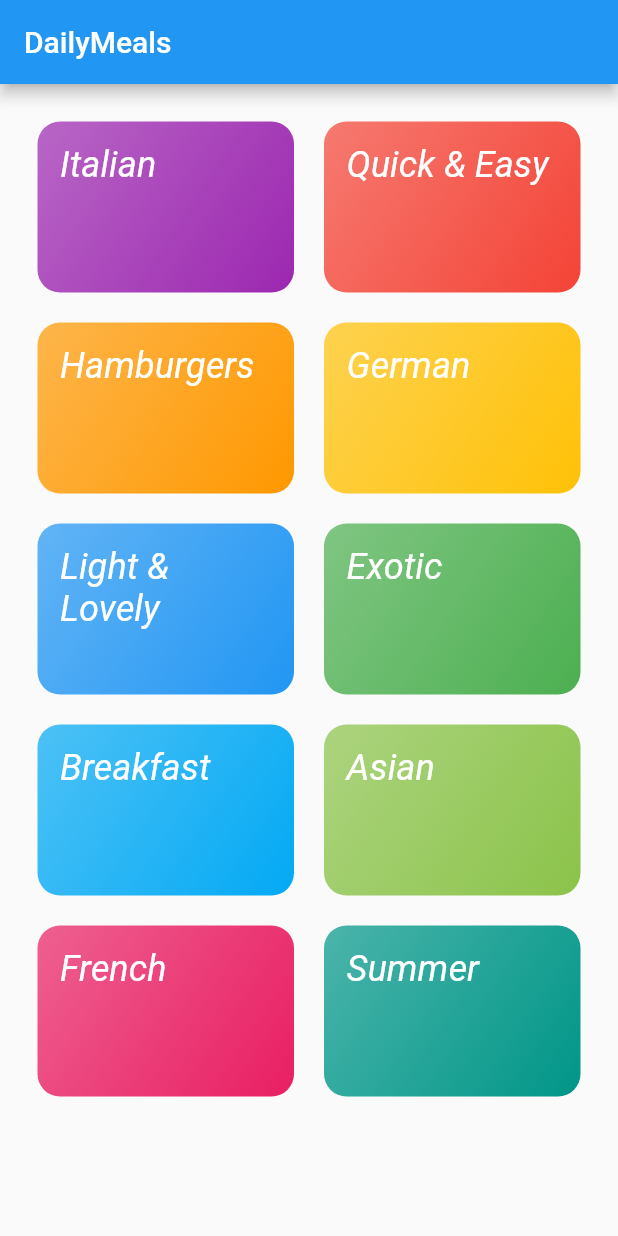
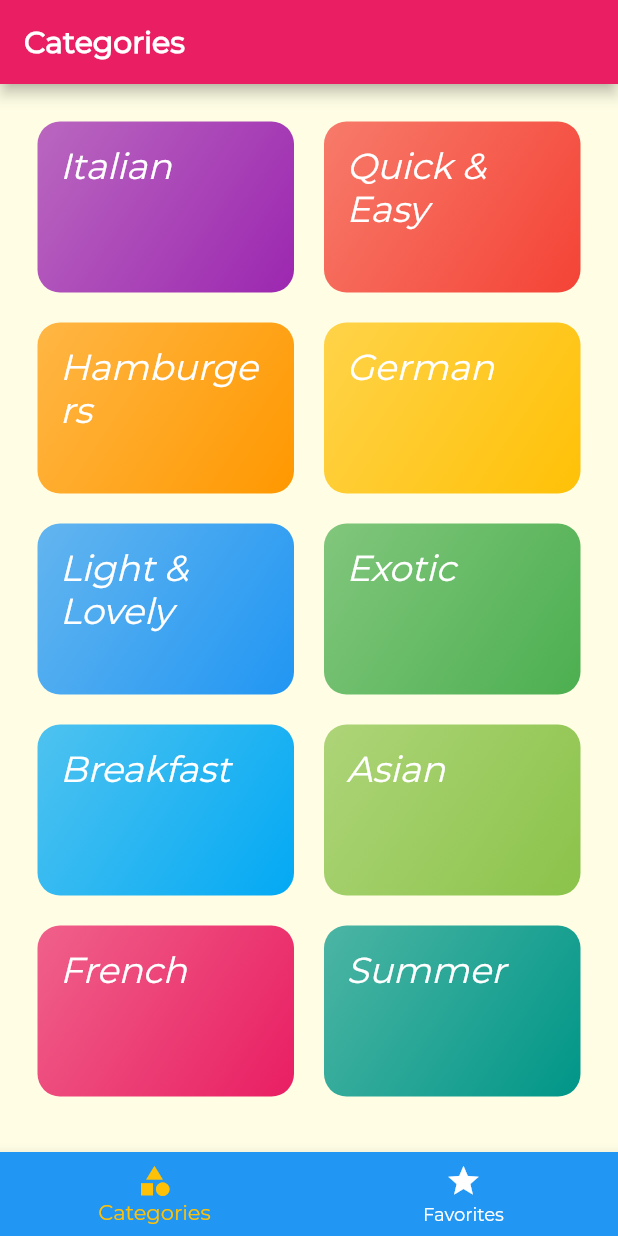
Before and after one commit to MayureshGavai/recipe_book_app, a Flutter app: the screen it shows after launch, on a phone screen of 412 x 824 dp. Run offline on Flutter 3.47's test engine with Material 2 defaults, Android fonts, the phone set to English and light mode, and no system bars.

```diff
--- a/lib/main.dart
+++ b/lib/main.dart
@@ -1,5 +1,6 @@
 import 'package:flutter/material.dart';
-import './screens/meal_detail.dart';
+import '../screens/meal_detail.dart';
+import '../screens/tabs_screen.dart';
 import './screens/category_meals.dart';
 import './screens/categories.dart';
 
@@ -15,13 +16,25 @@ class MyApp extends StatelessWidget {
     return MaterialApp(
       title: 'recipe_app',
       debugShowCheckedModeBanner: false,
-      theme: ThemeData(
-        primarySwatch: Colors.blue,
+      theme: ThemeData(canvasColor: Color.fromRGBO(255, 254, 229, 1),
+        fontFamily: 'Montserrat',
+        textTheme: ThemeData.light().textTheme.copyWith(
+            bodyLarge: TextStyle(
+              color: Color.fromRGBO(20, 51, 51, 1),
+            ),
+            bodyMedium: TextStyle(
+              color: Color.fromRGBO(20, 51, 51, 1),
+            ),
+            titleLarge: TextStyle(
+              fontSize: 20,
+              fontFamily: 'Montserrat',
+              fontWeight: FontWeight.bold,
+            )), colorScheme: ColorScheme.fromSwatch(primarySwatch: Colors.pink).copyWith(secondary: Colors.amber),
       ),
       // home: HomePage(),
       initialRoute: '/',
       routes: {
-        '/': (context) => HomePage(),
+        '/': (context) => TabsScreen(),
         CategoryMeal.routeName: (context) => CategoryMeal(),
         MealDetail.routeName : (context) => MealDetail(),
       },
--- /dev/null
+++ b/lib/screens/tabs_screen.dart
@@ -0,0 +1,111 @@
+// import 'package:flutter/material.dart';
+// import '../screens/favourites.dart';
+// import '../screens/categories.dart';
+
+// class TabsScreen extends StatefulWidget {
+//   @override
+//   _TabsScreenState createState() => _TabsScreenState();
+// }
+
+// class _TabsScreenState extends State<TabsScreen> {
+//   final List<Map<String, Object>> _pages = [
+//     {
+//       'page': CategoriesScreen(),
+//       'title': 'Categories',
+//     },
+//     {
+//       'page': FavouritesScreen(),
+//       'title': 'Your Favorite',
+//     },
+//   ];
+//   int _selectedPageIndex = 0;
+
+//   void _selectPage(int index) {
+//     setState(() {
+//       _selectedPageIndex = index;
+//     });
+//   }
+
+//   @override
+//   Widget build(BuildContext context) {
+//     return Scaffold(
+//       appBar: AppBar(
+//         title: Text(_pages[_selectedPageIndex]['title']),
+//       ),
+//       body: _pages[_selectedPageIndex]['page'],
+//           bottomNavigationBar: BottomNavigationBar(
+//             onTap: _selectPage,
+//             backgroundColor: Colors.pink,
+//             unselectedItemColor: Colors.white,
+//             selectedItemColor: Colors.amber,
+//             currentIndex: _selectedPageIndex,
+//             items: [
+//               BottomNavigationBarItem(
+//                   icon: Icon(Icons.category), label: 'Category'),
+//               BottomNavigationBarItem(
+//                   icon: Icon(Icons.star), label: 'Favourite'),
+//             ],
+//           ),
+//         );
+//   }
+// }
+
+import 'package:flutter/material.dart';
+
+import './favourites.dart';
+import './categories.dart';
+
+class TabsScreen extends StatefulWidget {
+  @override
+  _TabsScreenState createState() => _TabsScreenState();
+}
+
+class _TabsScreenState extends State<TabsScreen> {
+  final List<Map<String, dynamic>> _pages = [
+    {
+      'page': CategoriesScreen(),
+      'title': 'Categories',
+    },
+    {
+      'page': FavouritesScreen(),
+      'title': 'Your Favorite',
+    },
+  ];
+  int _selectedPageIndex = 0;
+
+  void _selectPage(int index) {
+    setState(() {
+      _selectedPageIndex = index;
+    });
+  }
+
+  @override
+  Widget build(BuildContext context) {
+    return Scaffold(
+      appBar: AppBar(
+        title: Text(_pages[_selectedPageIndex]['title']),
+      ),
+      body: _pages[_selectedPageIndex]['page'],
+      bottomNavigationBar: BottomNavigationBar(
+        onTap: _selectPage,
+        backgroundColor: Theme.of(context).primaryColor,
+        unselectedItemColor: Colors.white,
+        selectedItemColor: Theme.of(context).accentColor,
+        currentIndex: _selectedPageIndex,
+        // type: BottomNavigationBarType.fixed,
+        items: [
+          BottomNavigationBarItem(
+            backgroundColor: Theme.of(context).primaryColor,
+            icon: Icon(Icons.category),
+            label: 'Categories',
+          ),
+          BottomNavigationBarItem(
+            backgroundColor: Theme.of(context).primaryColor,
+            icon: Icon(Icons.star),
+            label: 'Favorites',
+          ),
+        ],
+      ),
+    );
+  }
+}
```
Also changed, not shown: lib/screens/favourites.dart (added, +12 -0 lines), lib/screens/meal_detail.dart (+77 -4 lines), 13 other files.
